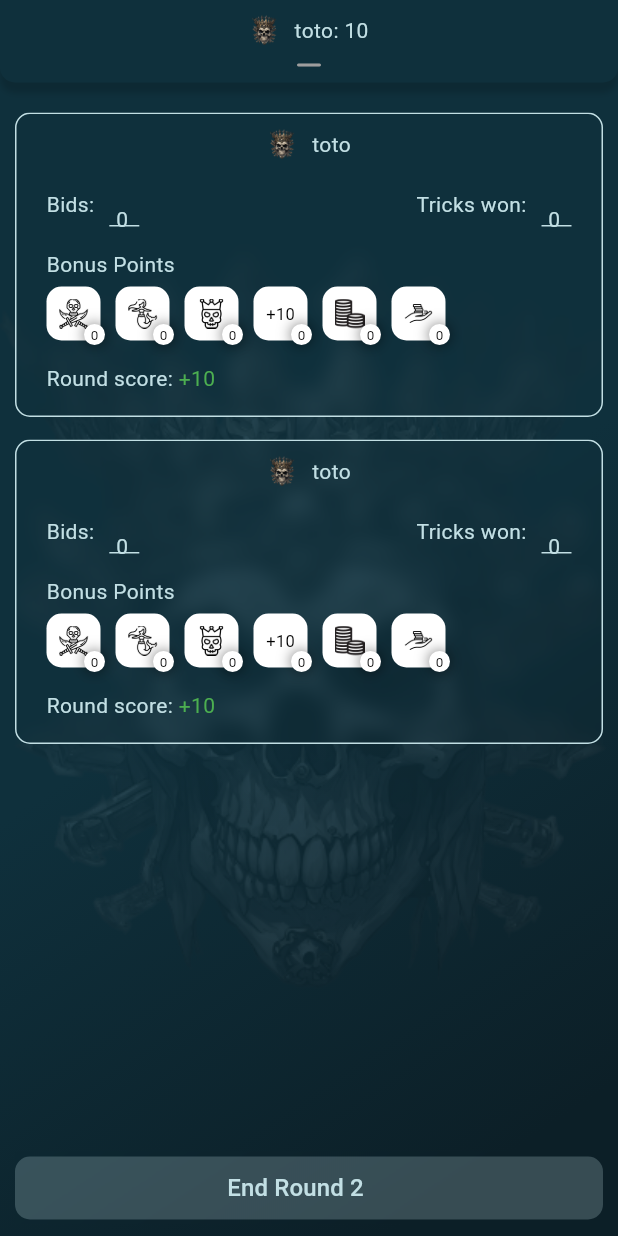
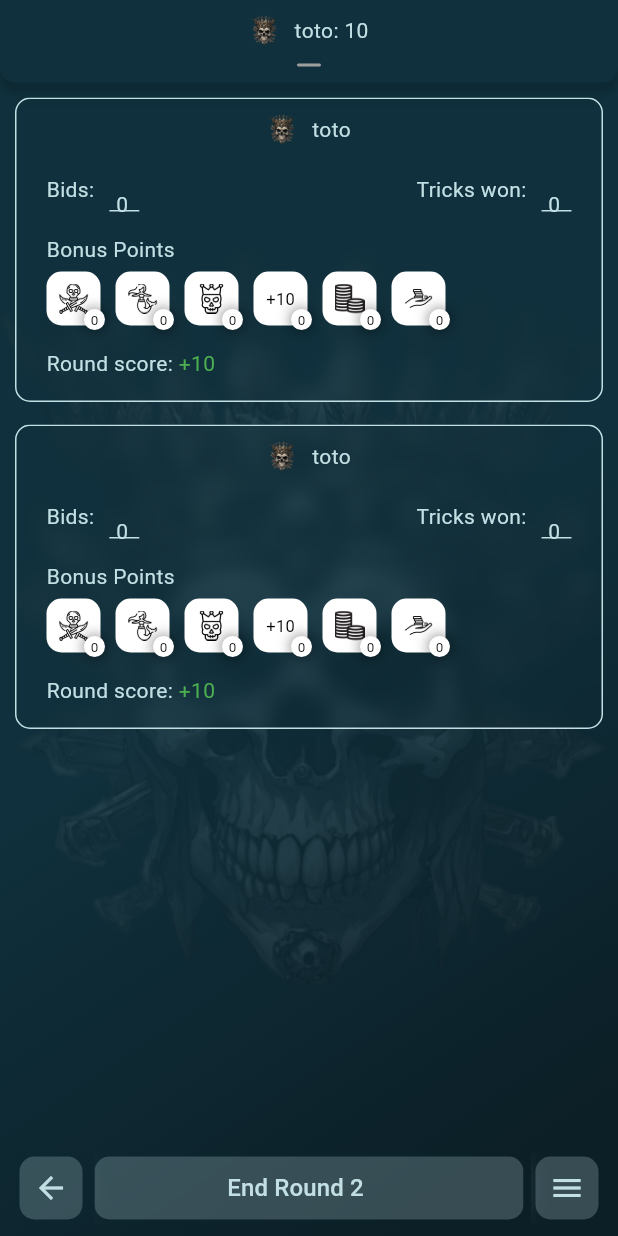
Before and after one commit to AntonyDerache/skull-king-score-app, a Flutter app: the Game screen opened by its route, on a phone screen of 412 x 824 dp. Run offline on Flutter 3.47's test engine with Material 3 defaults, Android fonts, the phone set to English and light mode, and no system bars; our stand-ins replace bloc, dotted_border, flutter_bloc.

Commit message:
add back and menu buttons on game view

```diff
--- a/lib/src/presentation/views/game/game.dart
+++ b/lib/src/presentation/views/game/game.dart
@@ -5,6 +5,7 @@ import 'package:skull_king_score_app/src/presentation/bloc/player/player_state.d
 import 'package:skull_king_score_app/src/presentation/views/game/game_app_bar.dart';
 import 'package:skull_king_score_app/src/presentation/views/game/game_background.dart';
 import 'package:skull_king_score_app/src/presentation/widgets/sk_button.dart';
+import 'package:skull_king_score_app/src/presentation/widgets/sk_icon_button.dart';
 import 'package:skull_king_score_app/src/presentation/widgets/sk_player_card.dart';
 
 class Game extends StatelessWidget {
@@ -28,43 +29,50 @@ class Game extends StatelessWidget {
             children: [
               GameAppBar(
                   leadPlayers: leadPlayers, numberOfPlayer: numberOfPlayer),
-              const SizedBox(height: 20),
               Expanded(
                 child: Padding(
-                  padding: const EdgeInsets.only(left: 10.0, right: 10.0),
+                  padding:
+                      const EdgeInsets.only(left: 10.0, right: 10.0, top: 10.0),
                   child: Column(
+                    crossAxisAlignment: CrossAxisAlignment.start,
                     children: [
                       BlocBuilder<PlayerCubit, List<PlayerState>>(
                         builder: (context, state) {
                           return Expanded(
-                            child: ListView.builder(
+                            child: ListView.separated(
+                                separatorBuilder: (context, index) =>
+                                    const SizedBox(height: 15),
                                 itemCount: state.length,
                                 shrinkWrap: true,
                                 itemBuilder: (BuildContext context, int index) {
                                   final PlayerState player = state[index];
 
-                                  return Column(
-                                    children: [
-                                      SKPlayerCard(
+                                  return SKPlayerCard(
                                       playerName: player.name,
                                       isScoreLeader:
                                           leadPlayers.contains(player),
-                                          round: 1),
-                                      if (index < state.length - 1)
-                                        const SizedBox(height: 15),
-                                    ],
-                                  );
+                                      round: 1);
                                 }),
                           );
                         },
                       ),
-                      Container(
-                        alignment: Alignment.bottomCenter,
-                        child: Padding(
+                      Padding(
                         padding: const EdgeInsets.only(top: 8.0, bottom: 8.0),
+                        child: Row(
+                          mainAxisAlignment: MainAxisAlignment.spaceBetween,
+                          children: [
+                            SKIconButton(
+                                icon: const Icon(Icons.arrow_back),
+                                onPressed: () => back(context)),
+                            const SizedBox(width: 5),
+                            Flexible(
                               child: SKButton(
                                 label: 'End Round 2',
                               ),
+                            ),
+                            const SizedBox(width: 5),
+                            const SKIconButton(icon: Icon(Icons.menu)),
+                          ],
                         ),
                       ),
                     ],
--- a/lib/src/presentation/views/home/player_list_item.dart
+++ b/lib/src/presentation/views/home/player_list_item.dart
@@ -19,7 +19,6 @@ class PlayerListItem extends StatelessWidget {
     return SizeTransition(
       axis: Axis.vertical,
       sizeFactor: animation,
-      key: ValueKey(index),
       child: Column(
         children: [
           SKTextInput(
--- /dev/null
+++ b/lib/src/presentation/widgets/sk_bonus_icon_button.dart
@@ -0,0 +1,50 @@
+import 'package:flutter/material.dart';
+import 'package:skull_king_score_app/src/presentation/widgets/sk_text.dart';
+
+class SKBonusIconButton extends StatelessWidget {
+  const SKBonusIconButton({super.key, required this.icon});
+
+  final Widget icon;
+
+  @override
+  Widget build(BuildContext context) {
+    return Stack(clipBehavior: Clip.none, children: [
+      Container(
+        height: 36,
+        width: 36,
+        decoration: const BoxDecoration(
+            color: Colors.white,
+            borderRadius: BorderRadius.all(Radius.circular(10))),
+        alignment: Alignment.center,
+        child: IconButton(
+          icon: icon,
+          onPressed: null,
+        ),
+      ),
+      Positioned(
+        right: -3,
+        bottom: -3,
+        child: Container(
+            height: 14,
+            width: 14,
+            alignment: Alignment.center,
+            decoration: BoxDecoration(
+                color: Colors.white,
+                borderRadius: const BorderRadius.all(Radius.circular(100)),
+                boxShadow: [
+                  BoxShadow(
+                    color: Colors.black.withOpacity(0.5),
+                    spreadRadius: 0.25,
+                    blurRadius: 7,
+                    offset: const Offset(0, 0),
+                  )
+                ]),
+            child: const SKText(
+              text: '0',
+              fontSize: 9,
+              color: Colors.black,
+            )),
+      )
+    ]);
+  }
+}
--- a/lib/src/presentation/widgets/sk_icon_button.dart
+++ b/lib/src/presentation/widgets/sk_icon_button.dart
@@ -1,50 +1,36 @@
+import 'dart:ui';
+
 import 'package:flutter/material.dart';
-import 'package:skull_king_score_app/src/presentation/widgets/sk_text.dart';
+import 'package:skull_king_score_app/src/presentation/utils/color.dart';
+import 'package:skull_king_score_app/src/presentation/utils/constants.dart';
 
 class SKIconButton extends StatelessWidget {
-  const SKIconButton({super.key, required this.icon});
+  const SKIconButton({
+    super.key,
+    required this.icon,
+    this.onPressed,
+  });
 
-  final Widget icon;
+  final Icon icon;
+  final Function? onPressed;
 
   @override
   Widget build(BuildContext context) {
-    return Stack(clipBehavior: Clip.none, children: [
-      Container(
-        height: 36,
-        width: 36,
-        decoration: const BoxDecoration(
-            color: Colors.white,
-            borderRadius: BorderRadius.all(Radius.circular(10))),
-        alignment: Alignment.center,
+    return ClipRRect(
+      child: BackdropFilter(
+        filter: ImageFilter.blur(sigmaX: 8, sigmaY: 8),
         child: IconButton(
-          icon: icon,
-          onPressed: null,
-        ),
+            style: IconButton.styleFrom(
+                backgroundColor: lightColor.withAlpha(60),
+                shape: const RoundedRectangleBorder(
+                    borderRadius:
+                        BorderRadius.all(Radius.circular(componentsRadius)))),
+            constraints: const BoxConstraints(
+                minHeight: formHeight, minWidth: formHeight),
+            icon: icon,
+            color: lightColor,
+            onPressed: () => onPressed?.call()),
       ),
-      Positioned(
-        right: -3,
-        bottom: -3,
-        child: Container(
-            height: 14,
-            width: 14,
-            alignment: Alignment.center,
-            decoration: BoxDecoration(
-                color: Colors.white,
-                borderRadius: const BorderRadius.all(Radius.circular(100)),
-                boxShadow: [
-                  BoxShadow(
-                    color: Colors.black.withOpacity(0.5),
-                    spreadRadius: 0.25,
-                    blurRadius: 7,
-                    offset: const Offset(0, 0),
-                  )
-                ]),
-            child: const SKText(
-              text: '0',
-              fontSize: 9,
-              color: Colors.black,
-            )),
-      )
-    ]);
+    );
   }
 }
--- a/lib/src/presentation/widgets/sk_player_card.dart
+++ b/lib/src/presentation/widgets/sk_player_card.dart
@@ -2,7 +2,7 @@ import 'dart:ui';
 
 import 'package:flutter/material.dart';
 import 'package:skull_king_score_app/src/presentation/utils/color.dart';
-import 'package:skull_king_score_app/src/presentation/widgets/sk_icon_button.dart';
+import 'package:skull_king_score_app/src/presentation/widgets/sk_bonus_icon_button.dart';
 import 'package:skull_king_score_app/src/presentation/widgets/sk_number_field.dart';
 import 'package:skull_king_score_app/src/presentation/widgets/sk_player_title.dart';
 import 'package:skull_king_score_app/src/presentation/widgets/sk_text.dart';
@@ -51,7 +51,8 @@ class SKPlayerCard extends StatelessWidget {
                         children: [
                           const SKText(text: 'Bids:'),
                           const SizedBox(width: 10),
-                          SizedBox(width: 20, child: SKNumberField(round: round)),
+                          SizedBox(
+                              width: 20, child: SKNumberField(round: round)),
                         ],
                       ),
                     ),
@@ -67,29 +68,25 @@ class SKPlayerCard extends StatelessWidget {
                 const SizedBox(height: 15),
                 const SKText(text: 'Bonus Points'),
                 const SizedBox(height: 5),
-                const Row(
+                const Wrap(
+                  spacing: 10,
                   children: [
-                    SKIconButton(
+                    SKBonusIconButton(
                         icon: Image(
                             image: AssetImage('assets/icons/pirate.png'))),
-                    SizedBox(width: 10),
-                    SKIconButton(
+                    SKBonusIconButton(
                         icon: Image(
                             image: AssetImage('assets/icons/mermaid.png'))),
-                    SizedBox(width: 10),
-                    SKIconButton(
+                    SKBonusIconButton(
                         icon: Image(
                             image: AssetImage('assets/icons/skull_king.png'))),
-                    SizedBox(width: 10),
-                    SKIconButton(
+                    SKBonusIconButton(
                         icon: SKText(
                             text: '+10', color: Colors.black, fontSize: 11)),
-                    SizedBox(width: 10),
-                    SKIconButton(
+                    SKBonusIconButton(
                         icon:
                             Image(image: AssetImage('assets/icons/coins.png'))),
-                    SizedBox(width: 10),
-                    SKIconButton(
+                    SKBonusIconButton(
                         icon:
                             Image(image: AssetImage('assets/icons/pari.png'))),
                   ],
```
Also changed, not shown: lib/src/presentation/views/home/players_list.dart (+4 -3 lines). Lines whose indentation alone changed are shown as unchanged.
